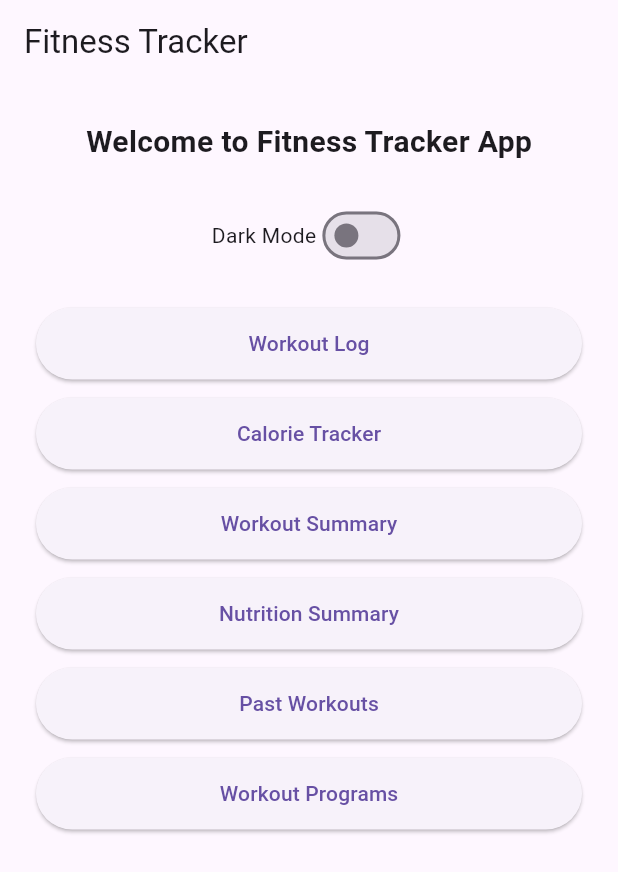
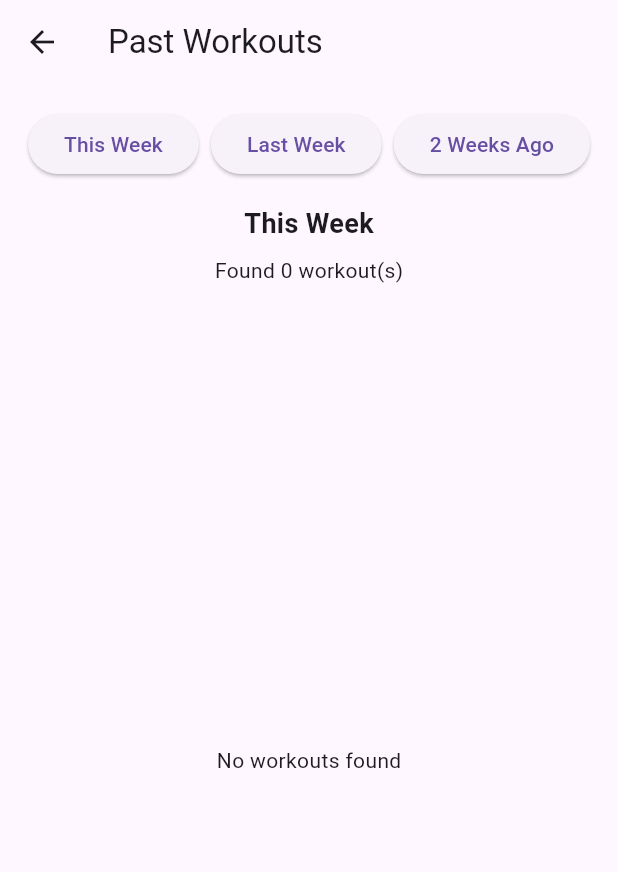
Before and after one commit to mohitkokane3900/fitness_tracker_app, a Flutter app: the screen it shows after launch, after a tap on "Past Workouts", on a phone screen of 412 x 824 dp. Shown: the top 872 px of the screen. Run offline on Flutter 3.47's test engine with Material 3 defaults, Android fonts, the phone set to English and light mode, and no system bars; our stand-ins replace shared_preferences, sqflite; accounts and stored records are empty.

Commit message:
Added past workouts history with weekly filters and grouped exercises

```diff
--- a/lib/repositories/workout_repository.dart
+++ b/lib/repositories/workout_repository.dart
@@ -80,4 +80,68 @@ class WorkoutRepository {
     }
     return counts;
   }
+
+  Future<List<WorkoutSessionMeta>> getAllWorkoutSessions() async {
+    final db = await dbHelper.database;
+    final rows = await db.rawQuery('''
+      SELECT workout_session_id AS sid,
+             MIN(session_date) as first_date
+      FROM workout_sets
+      GROUP BY workout_session_id
+      ORDER BY first_date DESC
+    ''');
+
+    final sessions = <WorkoutSessionMeta>[];
+    for (final r in rows) {
+      final sid = r['sid'] as String;
+      final d = DateTime.parse(r['first_date'] as String);
+      sessions.add(WorkoutSessionMeta(sessionId: sid, firstDate: d));
+    }
+    return sessions;
+  }
+
+  Future<List<WorkoutSessionMeta>> getWorkoutSessionsFiltered(
+    String mode,
+  ) async {
+    final all = await getAllWorkoutSessions();
+
+    final now = DateTime.now();
+    final thisWeekStart = now.subtract(const Duration(days: 7));
+    final lastWeekStart = now.subtract(const Duration(days: 14));
+    final twoWeeksStart = now.subtract(const Duration(days: 21));
+
+    if (mode == 'this') {
+      return all.where((s) {
+        return s.firstDate.isAfter(thisWeekStart);
+      }).toList();
+    } else if (mode == 'last') {
+      return all.where((s) {
+        return s.firstDate.isAfter(lastWeekStart) &&
+            s.firstDate.isBefore(thisWeekStart);
+      }).toList();
+    } else {
+      return all.where((s) {
+        return s.firstDate.isAfter(twoWeeksStart) &&
+            s.firstDate.isBefore(lastWeekStart);
+      }).toList();
+    }
+  }
+
+  Future<Map<String, List<WorkoutEntry>>> getEntriesGroupedByExercise(
+    String sessionId,
+  ) async {
+    final sets = await getSetsForSession(sessionId);
+    final map = <String, List<WorkoutEntry>>{};
+    for (final s in sets) {
+      map.putIfAbsent(s.exercise, () => []);
+      map[s.exercise]!.add(s);
+    }
+    return map;
+  }
 }
+
+class WorkoutSessionMeta {
+  final String sessionId;
+  final DateTime firstDate;
+  WorkoutSessionMeta({required this.sessionId, required this.firstDate});
+}
--- a/lib/screens/home_screen.dart
+++ b/lib/screens/home_screen.dart
@@ -3,6 +3,7 @@ import 'workout_log_screen.dart';
 import 'calorie_tracker_screen.dart';
 import 'summary_screen.dart';
 import 'nutrition_summary_screen.dart';
+import 'past_workouts_screen.dart';
 
 class HomeScreen extends StatelessWidget {
   final bool dark;
@@ -105,7 +106,14 @@ class HomeScreen extends StatelessWidget {
                 width: double.infinity,
                 height: 48,
                 child: ElevatedButton(
-                  onPressed: () {},
+                  onPressed: () {
+                    Navigator.push(
+                      context,
+                      MaterialPageRoute(
+                        builder: (_) => const PastWorkoutsScreen(),
+                      ),
+                    );
+                  },
                   child: const Text('Past Workouts'),
                 ),
               ),
--- /dev/null
+++ b/lib/screens/past_workouts_screen.dart
@@ -0,0 +1,196 @@
+import 'package:flutter/material.dart';
+import 'package:intl/intl.dart';
+import '../repositories/workout_repository.dart';
+import '../models/workout_entry.dart';
+
+class PastWorkoutsScreen extends StatefulWidget {
+  const PastWorkoutsScreen({super.key});
+  @override
+  State<PastWorkoutsScreen> createState() => _PastWorkoutsScreenState();
+}
+
+class _PastWorkoutsScreenState extends State<PastWorkoutsScreen> {
+  final repo = WorkoutRepository();
+
+  String mode = 'this';
+  List<_SessionDisplay> sessions = [];
+
+  @override
+  void initState() {
+    super.initState();
+    _loadMode('this');
+  }
+
+  Future<void> _loadMode(String newMode) async {
+    final metas = await repo.getWorkoutSessionsFiltered(newMode);
+
+    final List<_SessionDisplay> built = [];
+    for (final m in metas) {
+      final grouped = await repo.getEntriesGroupedByExercise(m.sessionId);
+      built.add(
+        _SessionDisplay(
+          sessionId: m.sessionId,
+          date: m.firstDate,
+          exercises: grouped,
+        ),
+      );
+    }
+
+    setState(() {
+      mode = newMode;
+      sessions = built;
+    });
+  }
+
+  @override
+  Widget build(BuildContext context) {
+    final hdr = mode == 'this'
+        ? 'This Week'
+        : mode == 'last'
+        ? 'Last Week'
+        : '2 Weeks Ago';
+
+    return Scaffold(
+      appBar: AppBar(title: const Text('Past Workouts')),
+      body: Padding(
+        padding: const EdgeInsets.all(16),
+        child: Column(
+          children: [
+            Row(
+              mainAxisAlignment: MainAxisAlignment.center,
+              children: [
+                ElevatedButton(
+                  onPressed: () {
+                    _loadMode('this');
+                  },
+                  child: const Text('This Week'),
+                ),
+                const SizedBox(width: 8),
+                ElevatedButton(
+                  onPressed: () {
+                    _loadMode('last');
+                  },
+                  child: const Text('Last Week'),
+                ),
+                const SizedBox(width: 8),
+                ElevatedButton(
+                  onPressed: () {
+                    _loadMode('2w');
+                  },
+                  child: const Text('2 Weeks Ago'),
+                ),
+              ],
+            ),
+            const SizedBox(height: 16),
+            Text(
+              hdr,
+              style: const TextStyle(fontSize: 18, fontWeight: FontWeight.w600),
+            ),
+            const SizedBox(height: 8),
+            Text(
+              'Found ${sessions.length} workout(s)',
+              style: const TextStyle(fontSize: 14),
+            ),
+            const SizedBox(height: 16),
+            Expanded(
+              child: sessions.isEmpty
+                  ? const Center(child: Text('No workouts found'))
+                  : ListView.builder(
+                      itemCount: sessions.length,
+                      itemBuilder: (context, i) {
+                        final s = sessions[i];
+                        return _WorkoutSessionCard(display: s);
+                      },
+                    ),
+            ),
+          ],
+        ),
+      ),
+    );
+  }
+}
+
+class _WorkoutSessionCard extends StatelessWidget {
+  final _SessionDisplay display;
+  const _WorkoutSessionCard({required this.display});
+
+  @override
+  Widget build(BuildContext context) {
+    final f = DateFormat('EEE MMM d, h:mm a');
+    final exNames = display.exercises.keys.toList();
+
+    return Card(
+      margin: const EdgeInsets.only(bottom: 16),
+      child: Padding(
+        padding: const EdgeInsets.all(16),
+        child: Column(
+          crossAxisAlignment: CrossAxisAlignment.start,
+          children: [
+            Text(
+              f.format(display.date),
+              style: const TextStyle(fontWeight: FontWeight.w600, fontSize: 16),
+            ),
+            const SizedBox(height: 12),
+            Column(
+              children: exNames.map((exName) {
+                final sets = display.exercises[exName] ?? [];
+                return _ExerciseGroup(exerciseName: exName, sets: sets);
+              }).toList(),
+            ),
+          ],
+        ),
+      ),
+    );
+  }
+}
+
+class _ExerciseGroup extends StatelessWidget {
+  final String exerciseName;
+  final List<WorkoutEntry> sets;
+
+  const _ExerciseGroup({required this.exerciseName, required this.sets});
+
+  @override
+  Widget build(BuildContext context) {
+    return Container(
+      margin: const EdgeInsets.only(bottom: 12),
+      decoration: BoxDecoration(
+        border: Border.all(color: Colors.orange),
+        borderRadius: BorderRadius.circular(8),
+      ),
+      padding: const EdgeInsets.all(12),
+      child: Column(
+        crossAxisAlignment: CrossAxisAlignment.start,
+        children: [
+          Text(
+            exerciseName,
+            style: const TextStyle(fontWeight: FontWeight.w600),
+          ),
+          const SizedBox(height: 8),
+          Column(
+            children: sets.map((w) {
+              final notesLine = w.notes == null || w.notes!.isEmpty
+                  ? ''
+                  : '\n${w.notes}';
+              return Align(
+                alignment: Alignment.centerLeft,
+                child: Text('${w.weight} lb x ${w.reps}$notesLine'),
+              );
+            }).toList(),
+          ),
+        ],
+      ),
+    );
+  }
+}
+
+class _SessionDisplay {
+  final String sessionId;
+  final DateTime date;
+  final Map<String, List<WorkoutEntry>> exercises;
+  _SessionDisplay({
+    required this.sessionId,
+    required this.date,
+    required this.exercises,
+  });
+}
```
